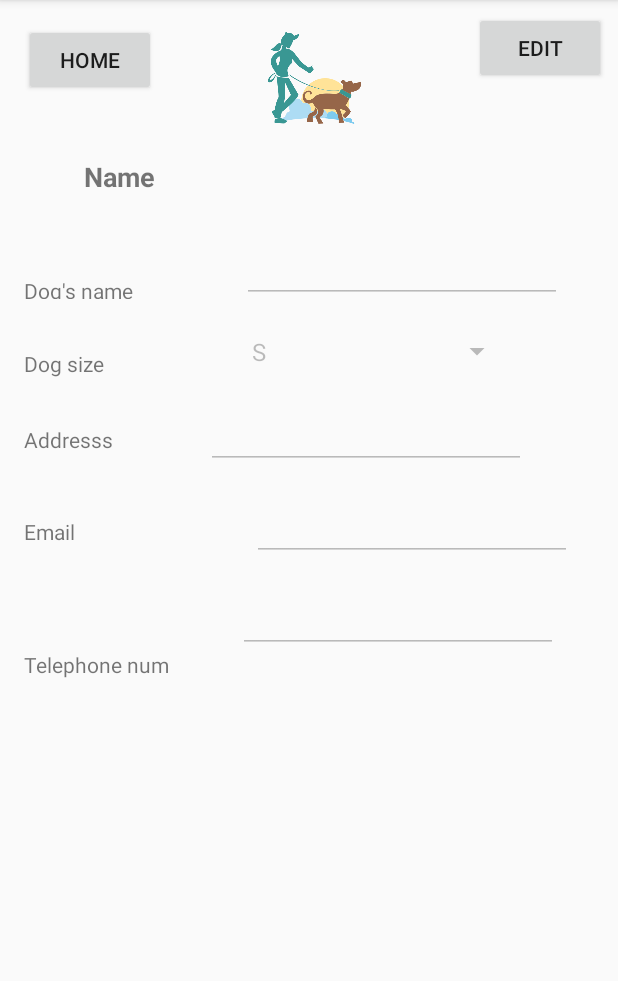
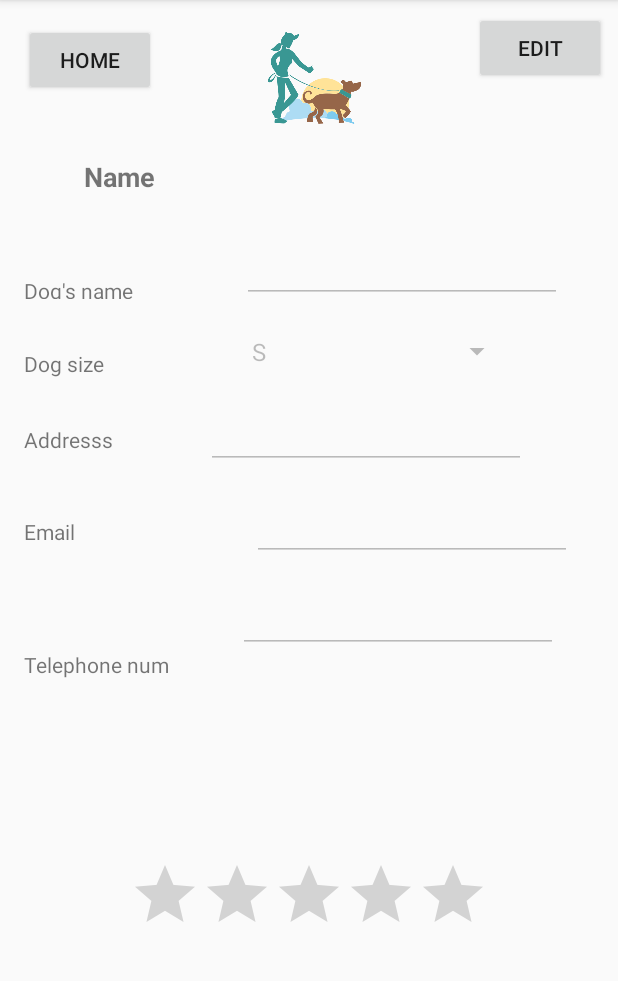
Before and after one commit to rotem411/TinDogBest, an Android app: the ProfileActivity screen opened directly, with no data from a screen before it, on a phone screen of 412 x 824 dp, the part 84-1065 px from its top. Run offline under Robolectric (Android 15) with nearby library versions, the phone set to English and light mode, and no system bars; 8 statements that could not run were skipped.

Commit message:
ratingBar

```diff
--- a/app/src/main/java/com/rotemarbiv/tin/ProfileActivity.java
+++ b/app/src/main/java/com/rotemarbiv/tin/ProfileActivity.java
@@ -8,6 +8,7 @@ import android.widget.AdapterView;
 import android.widget.ArrayAdapter;
 import android.widget.Button;
 import android.widget.EditText;
+import android.widget.RatingBar;
 import android.widget.Spinner;
 import android.widget.TextView;
 
@@ -29,6 +30,7 @@ public class ProfileActivity extends AppCompatActivity {
     public Button editButton;
     public User profileUser;
     public User selfUser;
+    public RatingBar ratingBar;
     private static BackendSimulator backend = BackendSimulator.getInstance();
 
 
@@ -49,6 +51,8 @@ public class ProfileActivity extends AppCompatActivity {
 
         profileUser = (User) getIntent().getSerializableExtra("profileUser");
         selfUser = (User) getIntent().getSerializableExtra("selfUser"); //TODO: change better
+        ratingBar = (RatingBar) findViewById(R.id.ratingBar);
+        ratingBar.setRating(backend.getUser(profileUser.getEmail()).getRating());
 
         ArrayAdapter<CharSequence> dogSizeAdapter = ArrayAdapter.createFromResource(this,
                 R.array.dog_size_array, android.R.layout.simple_spinner_item);
@@ -71,6 +75,10 @@ public class ProfileActivity extends AppCompatActivity {
 
             editButton.setVisibility(View.VISIBLE);
             editButton.setClickable(true);
+            ratingBar.setIsIndicator(false);
+        }
+        else {
+            ratingBar.setIsIndicator(true);
         }
 
     }
--- a/app/src/main/res/layout/profile.xml
+++ b/app/src/main/res/layout/profile.xml
@@ -205,6 +205,18 @@
         android:layout_marginStart="8dp"
         android:layout_marginEnd="8dp" />
 
+    <RatingBar
+        android:id="@+id/ratingBar"
+        android:layout_width="wrap_content"
+        android:layout_height="wrap_content"
+        android:layout_marginTop="7dp"
+        app:layout_constraintTop_toBottomOf="@+id/profileTelephon"
+        app:layout_constraintBottom_toBottomOf="parent"
+        android:layout_marginBottom="8dp"
+        android:layout_marginLeft="8dp"
+        app:layout_constraintLeft_toLeftOf="parent"
+        android:layout_marginRight="8dp"
+        app:layout_constraintRight_toRightOf="parent" />
 
 
 </android.support.constraint.ConstraintLayout>
```
